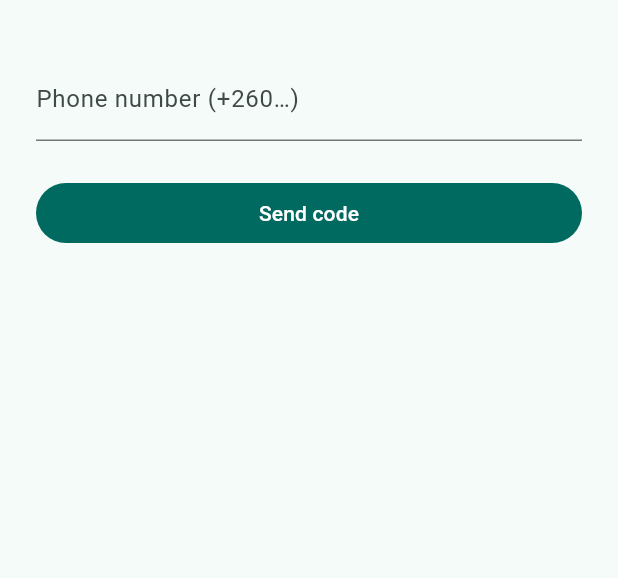
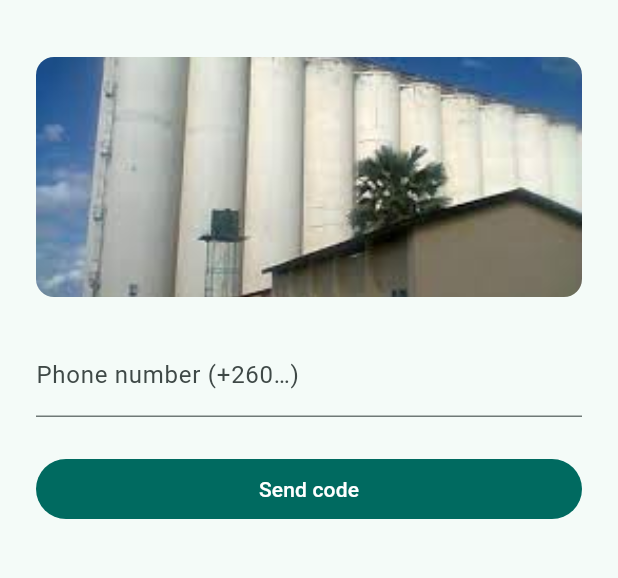
Before and after one commit to Kamela1987/Project1-, a Flutter app: the screen it shows after launch, on a phone screen of 412 x 824 dp, the part 63-641 px from its top. Run offline on Flutter 3.47's test engine with Material 3 defaults, Android fonts, the phone set to English and light mode, and no system bars; our stand-ins replace geolocator, shared_preferences, socket_io_client.

Commit message:
Add Monze silos photo as the rider app's front-page hero image
User-supplied photo of the Monze grain silos, a local landmark, shown at
the top of the rider app's login screen — the first thing a rider sees.

Low-resolution source image (259x194px) — fine for now, but worth
swapping for a higher-res version before a real launch. No Flutter SDK
in this environment, so this is source-only/unverified by a build, same
as all other mobile app changes this session.

Co-Authored-By: Claude Sonnet 5 <noreply@anthropic.com>
Claude-Session: https://claude.ai/code/session_01RAsmmsCAtyEn7i8aexuTvK

```diff
--- a/mobile/rider_app/lib/screens/login_screen.dart
+++ b/mobile/rider_app/lib/screens/login_screen.dart
@@ -59,9 +59,20 @@ class _LoginScreenState extends State<LoginScreen> {
   Widget build(BuildContext context) {
     return Scaffold(
       appBar: AppBar(title: const Text('Monze Ride')),
-      body: Padding(
+      body: ListView(
         padding: const EdgeInsets.all(24),
-        child: Column(
+        children: [
+          ClipRRect(
+            borderRadius: BorderRadius.circular(12),
+            child: Image.asset(
+              'assets/images/monze_silos.jpg',
+              height: 160,
+              width: double.infinity,
+              fit: BoxFit.cover,
+            ),
+          ),
+          const SizedBox(height: 24),
+          Column(
             crossAxisAlignment: CrossAxisAlignment.stretch,
             children: [
               TextField(
@@ -95,6 +106,7 @@ class _LoginScreenState extends State<LoginScreen> {
               ),
             ],
           ),
+        ],
       ),
     );
   }
--- a/mobile/rider_app/pubspec.yaml
+++ b/mobile/rider_app/pubspec.yaml
@@ -21,3 +21,5 @@ dev_dependencies:
 
 flutter:
   uses-material-design: true
+  assets:
+    - assets/images/
```
Also changed, not shown: mobile/rider_app/assets/images/monze_silos.jpg (added). Lines whose indentation alone changed are shown as unchanged.
